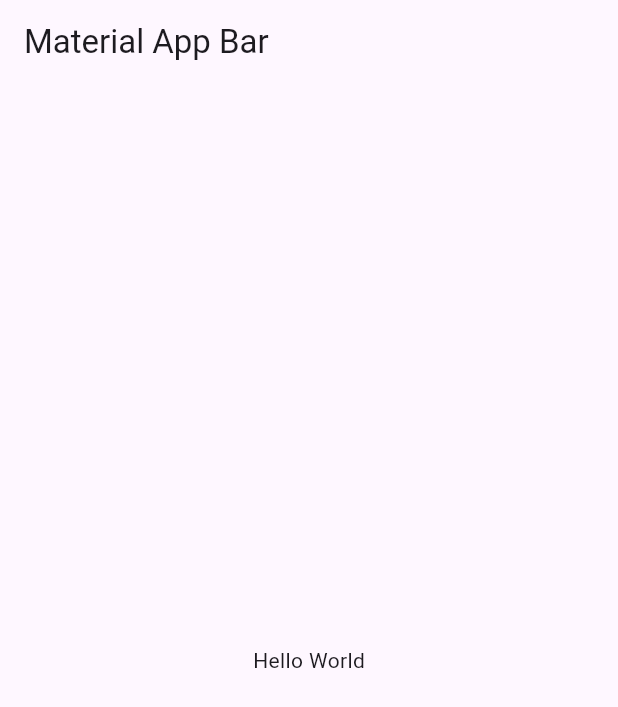
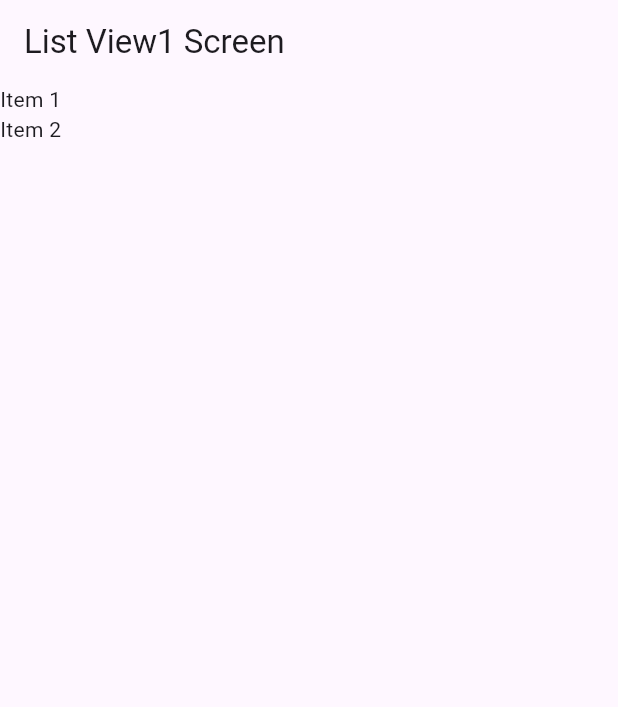
Before and after one commit to ByteRaider/flutter_components_playground, a Flutter app: the screen it shows after launch, on a phone screen of 412 x 824 dp. Shown: the top 707 px of the screen. Run offline on Flutter 3.47's test engine with Material 3 defaults, Android fonts, the phone set to English and light mode, and no system bars.

Commit message:
Create List View 1 screen

```diff
--- a/lib/main.dart
+++ b/lib/main.dart
@@ -1,3 +1,4 @@
+import 'package:fl_components/screens/list_view1_screen.dart';
 import 'package:flutter/material.dart';
 
 void main() => runApp(const MyApp());
@@ -7,18 +8,6 @@ class MyApp extends StatelessWidget {
 
   @override
   Widget build(BuildContext context) {
-    return MaterialApp(
-      title: 'Material App',
-      home: Scaffold(
-        appBar: AppBar(
-          title: const Text('Material App Bar'),
-        ),
-        body: Center(
-          child: Container(
-            child: const Text('Hello World'),
-          ),
-        ),
-      ),
-    );
+    return const MaterialApp(title: 'Material App', home: ListView1Screen());
   }
 }
--- /dev/null
+++ b/lib/screens/list_view1_screen.dart
@@ -0,0 +1,15 @@
+import 'package:flutter/material.dart';
+
+class ListView1Screen extends StatelessWidget {
+  const ListView1Screen({super.key});
+
+  @override
+  Widget build(BuildContext context) {
+    return Scaffold(
+        appBar: AppBar(title: const Text('List View1 Screen')),
+        body: ListView(children: const [
+          Text('Item 1'),
+          Text('Item 2'),
+        ]));
+  }
+}
```
